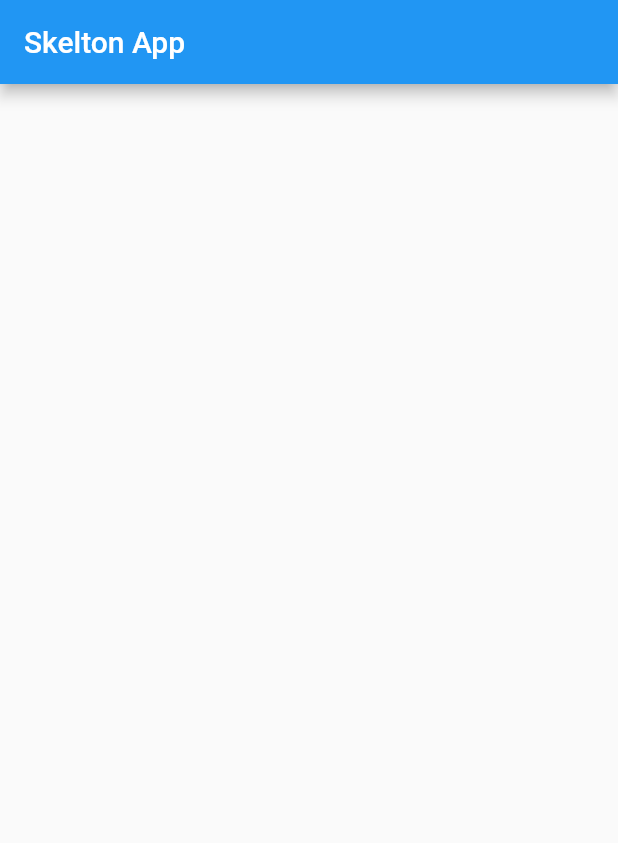
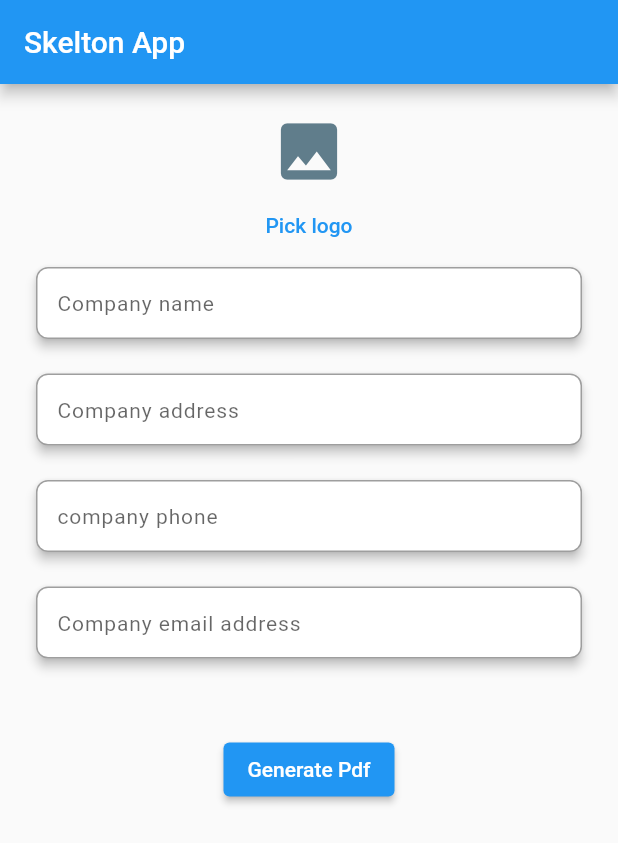
Before and after one commit to Anil-sahu/scrm-skelton, a Flutter app: the screen it shows after launch, on a phone screen of 412 x 824 dp. Shown: the top 843 px of the screen. Run offline on Flutter 3.47's test engine with Material 2 defaults, Android fonts, the phone set to English and light mode, and no system bars; our stand-ins replace image_picker, pdf, printing.

Commit message:
second commit

```diff
--- a/lib/main.dart
+++ b/lib/main.dart
@@ -15,6 +15,7 @@ class MyApp extends StatelessWidget {
       title: 'Skelton App',
 
       home: HomePage(),
+      debugShowCheckedModeBanner: false,
     );
   }
 }
--- a/lib/view/Home/HomePge.dart
+++ b/lib/view/Home/HomePge.dart
@@ -1,4 +1,11 @@
+// ignore_for_file: prefer_typing_uninitialized_variables
+
+import 'dart:io';
+
 import 'package:flutter/material.dart';
+import 'package:image_picker/image_picker.dart';
+import 'package:skelton/view/Home/pdfPrevew.dart';
+import 'package:skelton/view/widget/textField.dart';
 
 class HomePage extends StatefulWidget {
   const HomePage({super.key});
@@ -8,11 +15,168 @@ class HomePage extends StatefulWidget {
 }
 
 class _HomePageState extends State<HomePage> {
+  TextEditingController cnameController = TextEditingController();
+  TextEditingController caddressController = TextEditingController();
+  TextEditingController cphoneController = TextEditingController();
+  TextEditingController cemailController = TextEditingController();
+  var path;
+  var imgPath;
+  var imagefile;
+  var encodeImage;
+  var byteData;
+
+  bool loading = false;
+  String errorString = "";
+  var connetionStatus = false;
+  String errorSring = "";
+
+  String emailRegX =
+      r"^[a-zA-Z0-9.a-zA-Z0-9.!#$%&'*+-/=?^_`{|}~]+@[a-zA-Z0-9]+\.[a-zA-Z]+";
+//--------------------------GET Image from gallary-----------------------------//
+  Future getImages() async {
+    var _picker = ImagePicker();
+    var img = await _picker.pickImage(
+      source: ImageSource.gallery,
+    );
+    //------------------------Convert file to byteList-----------------
+    byteData = await img!.readAsBytes();
+
+    setState(() {
+      imgPath = img.path;
+      path = imgPath.split("/").last;
+      imagefile = File(imgPath);
+    });
+  }
+
+//-----------------------valid input ------------------------------------//
+  validatedInput() {
+    if (imagefile == null) {
+      errorSring = "Please pick company logo";
+      return false;
+    }
+
+    if (cnameController.text.length < 3) {
+      errorSring = "Enter valid company name";
+      return false;
+    }
+
+    if (caddressController.text.length<5) {
+      errorSring = "Please enter vild adress";
+      return false;
+    }
+    if (cphoneController.text.length != 10) {
+      errorSring = "Please Enter valid phone number";
+      return false;
+    }
+
+    if (!RegExp(emailRegX).hasMatch(cemailController.text)) {
+      errorSring = "Please! Enter valid email";
+      return false;
+    }
+    errorSring="";
+    return true;
+  }
+
+  @override
+  void initState() {
+    super.initState();
+  }
+
+  @override
+  void dispose() {
+    caddressController.dispose();
+    caddressController.dispose();
+    cphoneController.dispose();
+    cemailController.dispose();
+    super.dispose();
+  }
+
   @override
   Widget build(BuildContext context) {
     return Scaffold(
-      appBar: AppBar(title: Text("Skelton App"),),
-      body: Container(),
+      appBar: AppBar(
+        title: const Text("Skelton App"),
+      ),
+      body: Container(
+        margin: const EdgeInsets.all(20),
+        child: SingleChildScrollView(
+          child: Column(children: [
+            imagefile != null
+                ? SizedBox(
+                    height: 100,
+                    width: 100,
+                    child: Image.file(
+                      imagefile,
+                      fit: BoxFit.cover,
+                    ))
+                : const Icon(
+                    Icons.image,
+                    size: 50,
+                    color: Colors.blueGrey,
+                  ),
+            TextButton(
+                onPressed: () {
+                  getImages();
+                },
+                child: const Text("Pick logo")),
+            CustomTextField(
+              controller: cnameController,
+              hintText: "Company name",
+              type:  TextInputType.text,
+            ),
+            const SizedBox(
+              height: 15,
+            ),
+            CustomTextField(
+              controller: caddressController,
+              hintText: "Company address",
+              type:  TextInputType.streetAddress,
+            ),
+            const SizedBox(
+              height: 15,
+            ),
+            CustomTextField(
+              controller: cphoneController,
+              hintText: "company phone",
+              type:  TextInputType.phone,
+            ),
+            const SizedBox(
+              height: 15,
+            ),
+            CustomTextField(
+              controller: cemailController,
+              hintText: "Company email address",
+            type:   TextInputType.emailAddress,
+            ),
+            const SizedBox(
+              height: 15,
+            ),
+            Text(
+              errorSring,
+              style: const TextStyle(color: Colors.red),
+            ),
+            const SizedBox(
+              height: 15,
+            ),
+            ElevatedButton(
+                onPressed: () {
+                  if (validatedInput()) {
+                    Navigator.of(context)
+                        .push(MaterialPageRoute(builder: (context) {
+                      return PreviewPage(
+                          cnameController.text,
+                          caddressController.text,
+                          cemailController.text,
+                          cphoneController.text,
+                          byteData);
+                    }));
+                  }
+                  setState(() {});
+                },
+                child: const Text("Generate Pdf"))
+          ]),
+        ),
+      ),
     );
   }
 }
--- /dev/null
+++ b/lib/view/widget/textField.dart
@@ -0,0 +1,44 @@
+import 'package:flutter/material.dart';
+import 'package:flutter/services.dart';
+
+// ignore: must_be_immutable
+class CustomTextField extends StatelessWidget {
+  final String? hintText;
+  final type;
+  final TextEditingController? controller;
+
+
+   CustomTextField({
+    Key? key,
+    this.hintText,
+    this.controller,
+    this.type
+
+  }) : super(key: key);
+
+  @override
+  Widget build(BuildContext context) {
+    return Card(
+      elevation: 3,
+      shape: RoundedRectangleBorder(
+        borderRadius: BorderRadius.circular(8),
+      ),
+      child: TextFormField(
+        keyboardType:type,
+        controller: controller,
+
+        decoration: InputDecoration(
+          contentPadding: const EdgeInsets.only(left: 14, right: 14),
+          hintText: hintText,
+          hintStyle: const TextStyle(letterSpacing: 0.6,
+                fontSize: 14,),
+          border: OutlineInputBorder(
+            borderRadius: BorderRadius.circular(8),
+          ),
+
+        ),
+
+      ),
+    );
+  }
+}
--- a/pubspec.yaml
+++ b/pubspec.yaml
@@ -35,6 +35,12 @@ dependencies:
   # The following adds the Cupertino Icons font to your application.
   # Use with the CupertinoIcons class for iOS style icons.
   cupertino_icons: ^1.0.2
+  image_picker: ^0.8.7+5
+
+
+
+  pdf: ^3.10.4
+  printing: ^5.11.0
 
 dev_dependencies:
   flutter_test:
```
Also changed, not shown: lib/view/Home/pdfPrevew.dart (added, +103 -0 lines), lib/view/HomePage.dart (deleted), pubspec.lock, 5 other files.
